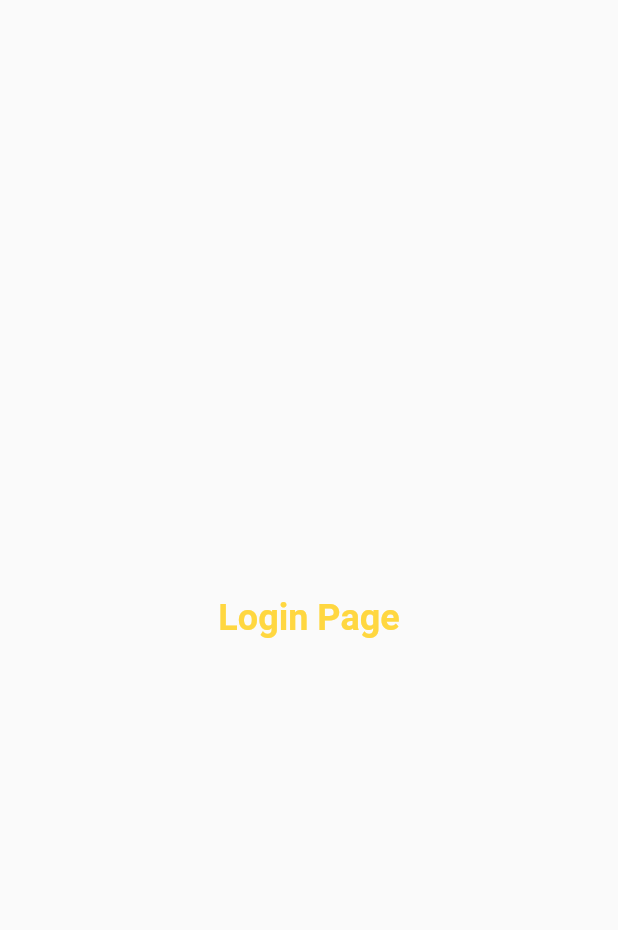
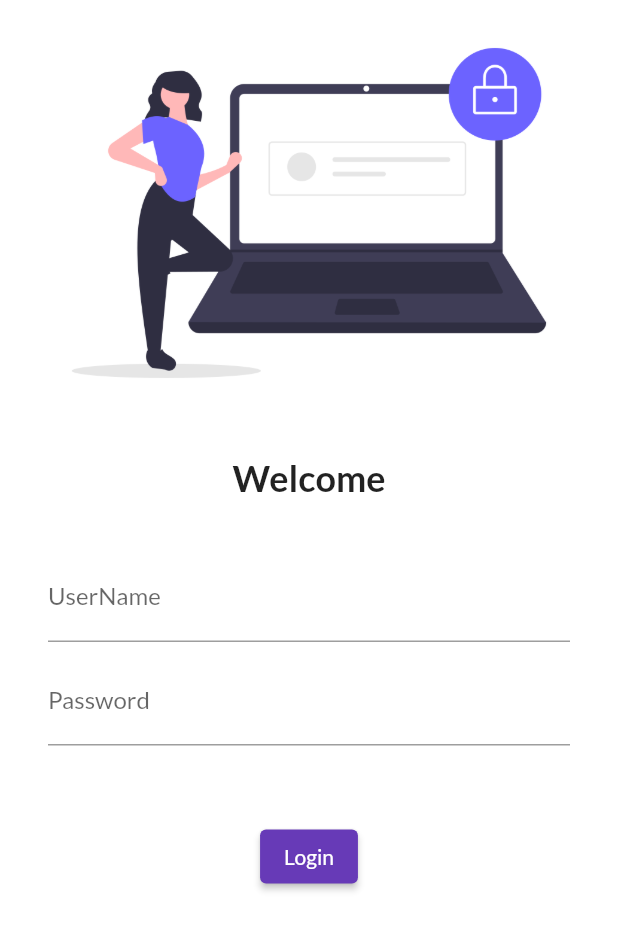
Before and after one commit to Sampreethvr2023/30DaysOfFlutterLearning, a Flutter app: the screen it shows after launch, on a phone screen of 412 x 824 dp. Shown: the top 930 px of the screen. Run offline on Flutter 3.47's test engine with Material 2 defaults, Android fonts, the phone set to English and light mode, and no system bars; our stand-ins replace google_fonts.

Commit message:
Day 4 completed

```diff
--- a/lib/main.dart
+++ b/lib/main.dart
@@ -1,6 +1,7 @@
 import 'package:flutter/material.dart';
 import 'package:flutter_catalog/pages/home_page.dart';
 import 'package:flutter_catalog/pages/login_page.dart';
+import 'package:google_fonts/google_fonts.dart';
 
 void main() {
   runApp(MyApp());
@@ -15,8 +16,8 @@ class MyApp extends StatelessWidget {
       // home: HomePage(),  // refer line 26
       themeMode: ThemeMode.light,
       theme: ThemeData(
-        primarySwatch: Colors.deepPurple,
-      ),
+          primarySwatch: Colors.deepPurple,
+          fontFamily: GoogleFonts.lato().fontFamily),
       darkTheme: ThemeData(
         brightness: Brightness.dark,
       ),
--- a/lib/pages/login_page.dart
+++ b/lib/pages/login_page.dart
@@ -1,20 +1,63 @@
 import 'package:flutter/material.dart';
 
 class LoginPage extends StatelessWidget {
-  const LoginPage({super.key});
-
   @override
   Widget build(BuildContext context) {
     return Material(
-      child: Center(
-        child: Text(
-          'Login Page',
-          style: TextStyle(
-              color: Colors.amberAccent,
-              fontWeight: FontWeight.bold,
-              fontSize: 24),
-        ),
-      ),
-    );
+        color: Colors.white,
+        child: Column(
+          children: [
+            Image.asset(
+              "assets/images/login.png",
+              fit: BoxFit.cover,
+            ),
+            SizedBox(
+              height: 20,
+            ),
+            Text(
+              'Welcome',
+              style: TextStyle(
+                fontSize: 24,
+                fontWeight: FontWeight.bold,
+              ),
+            ),
+            SizedBox(
+              height: 20,
+            ),
+            Padding(
+              padding: const EdgeInsets.symmetric(vertical: 16, horizontal: 32),
+              child: Column(
+                children: [
+                  TextFormField(
+                    decoration: InputDecoration(
+                      hintText: "Enter UserName",
+                      labelText: "UserName",
+                    ),
+                  ),
+                  SizedBox(
+                    height: 10,
+                  ),
+                  TextFormField(
+                    obscureText: true,
+                    decoration: InputDecoration(
+                      hintText: "Enter Password",
+                      labelText: "Password",
+                    ),
+                  ),
+                  SizedBox(
+                    height: 50,
+                  ),
+                  ElevatedButton(
+                    onPressed: () {},
+                    style: TextButton.styleFrom(),
+                    child: Text(
+                      "Login",
+                    ),
+                  ),
+                ],
+              ),
+            )
+          ],
+        ));
   }
 }
--- a/pubspec.yaml
+++ b/pubspec.yaml
@@ -35,6 +35,7 @@ dependencies:
   # The following adds the Cupertino Icons font to your application.
   # Use with the CupertinoIcons class for iOS style icons.
   cupertino_icons: ^1.0.2
+  google_fonts: ^4.0.3
 
 dev_dependencies:
   flutter_test:
@@ -59,8 +60,8 @@ flutter:
   uses-material-design: true
 
   # To add assets to your application, add an assets section, like this:
-  # assets:
-  #   - images/a_dot_burr.jpeg
+  assets:
+    - assets/images/
   #   - images/a_dot_ham.jpeg
 
   # An image asset can refer to one or more resolution-specific "variants", see
```
Also changed, not shown: assets/images/login.png (added), pubspec.lock, 10 other files.
